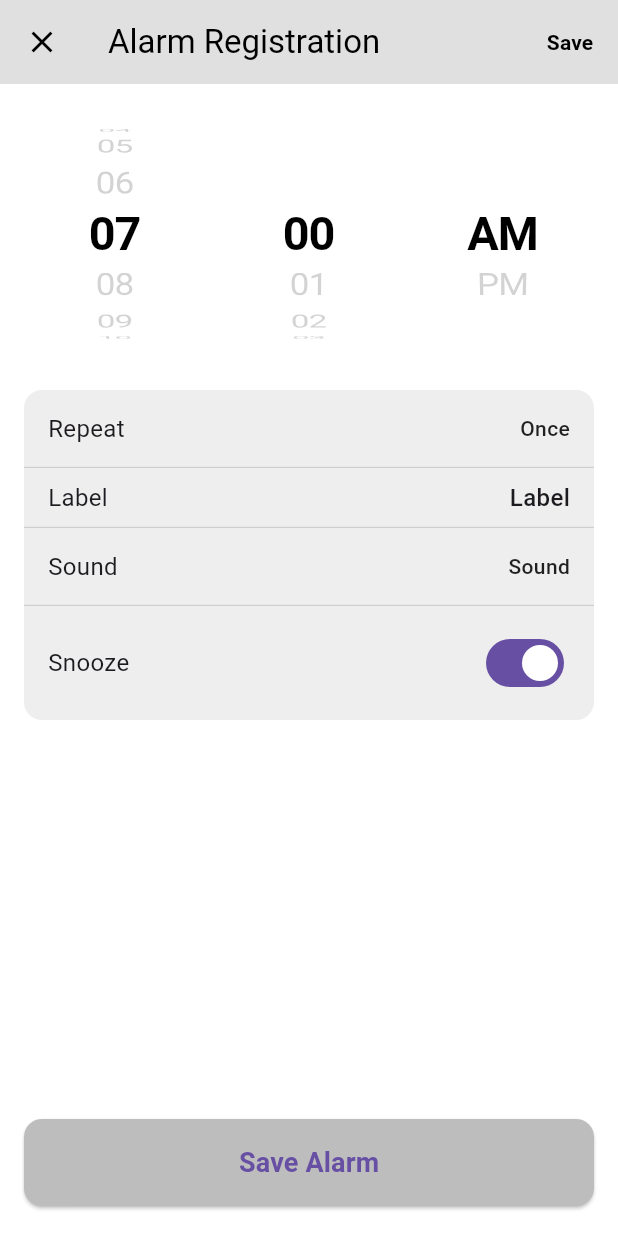
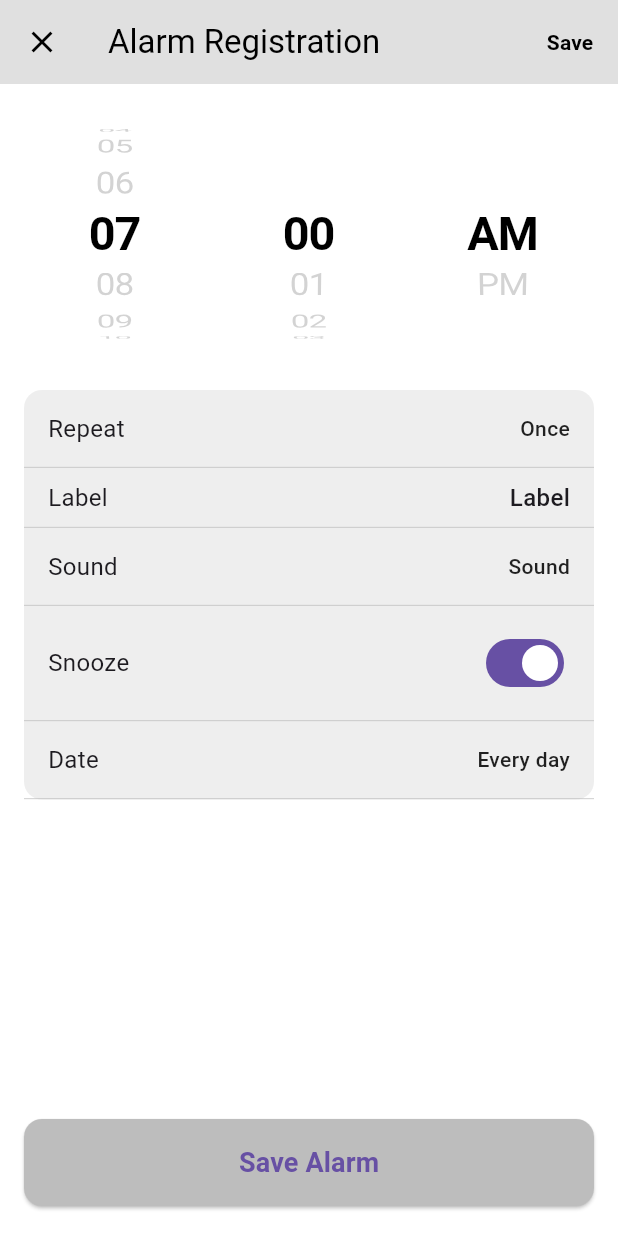
Before and after one commit to CECOM-CAU/Flutter-Mentoring-2025-2, a Flutter app: the screen it shows after launch, after a tap on the "add" icon, on a phone screen of 412 x 824 dp. Run offline on Flutter 3.47's test engine with Material 3 defaults, Android fonts, the phone set to English and light mode, and no system bars; our stand-ins replace table_calendar.

Commit message:
feat: calendar added and service added for alarm

```diff
--- a/alarmate/lib/main.dart
+++ b/alarmate/lib/main.dart
@@ -1,11 +1,18 @@
 // main.dart
 import 'package:flutter/material.dart';
+import 'package:provider/provider.dart';
 import 'pages/alarm_list_page.dart';
 import 'pages/calendar_page.dart';
 import 'pages/device_page.dart';
+import 'services/alarm_service.dart';
 
 void main() {
-  runApp(const MyApp());
+  runApp(
+    ChangeNotifierProvider(
+      create: (_) => AlarmService(),
+      child: const MyApp(),
+    ),
+  );
 }
 
 class MyApp extends StatefulWidget {
--- a/alarmate/lib/models/alarm.dart
+++ b/alarmate/lib/models/alarm.dart
@@ -1,7 +1,8 @@
 class Alarm {
   final String time;
+  final String? date;
   final String label;
   bool isActive;
 
-  Alarm({required this.time, required this.label, this.isActive = true});
+  Alarm({required this.time, required this.label, this.isActive = true, this.date});
 }
--- a/alarmate/lib/pages/alarm_list_page.dart
+++ b/alarmate/lib/pages/alarm_list_page.dart
@@ -1,6 +1,10 @@
 // pages/alarm_list_page.dart
+import 'dart:developer';
+
+import 'package:alarmate/services/alarm_service.dart';
 import 'package:flutter/cupertino.dart';
 import 'package:flutter/material.dart';
+import 'package:provider/provider.dart';
 import 'alarm_registration.dart';
 import '../models/alarm.dart';
 import '../models/time.dart';
@@ -13,7 +17,6 @@ class AlarmListPage extends StatefulWidget {
 }
 
 class _AlarmListPageState extends State<AlarmListPage> {
-  List<Alarm> _alarms = [];
 
   // For "Wake up" preview box
   int _nextHour = 7;
@@ -29,7 +32,8 @@ class _AlarmListPageState extends State<AlarmListPage> {
 
   void _updateNextAlarm() {
     final now = DateTime.now();
-    final activeAlarms = _alarms.where((a) => a.isActive).toList();
+    final Service = Provider.of<AlarmService>(context, listen: false);
+    final activeAlarms = Service.alarms.where((a) => a.isActive).toList();
 
     if (activeAlarms.isEmpty) {
       _nextHour = 7;
@@ -65,19 +69,10 @@ class _AlarmListPageState extends State<AlarmListPage> {
       context,
       MaterialPageRoute(builder: (_) => const AlarmRegistrationPage()),
     );
-    if (newAlarm != null) {
-      setState(() {
-        _alarms.add(newAlarm);
-        _updateNextAlarm();
-      });
-    }
   }
 
-  void _toggleActive(int index) {
-    setState(() {
-      _alarms[index].isActive = !_alarms[index].isActive;
-      _updateNextAlarm();
-    });
+  void _toggleActive(Alarm alarm) {
+    Provider.of<AlarmService>(context,listen: false).toggleAlarm(alarm);
   }
 
   Widget _buildPicker({
@@ -113,11 +108,12 @@ class _AlarmListPageState extends State<AlarmListPage> {
   }
 
   Widget _buildResponsiveAlarmList() {
-    return LayoutBuilder(
-      builder: (context, constraints) {
+    return Consumer<AlarmService>(
+        builder: (context, service,_) {
+        final alarms = service.alarms;
+        return LayoutBuilder(builder: (context, constraints){
           final isWide = constraints.maxWidth > 600;
-
-        if (_alarms.isEmpty) {
+          if (alarms.isEmpty) {
             return const Center(
               child: Text("There's no alarm registered."),
             );
@@ -132,22 +128,23 @@ class _AlarmListPageState extends State<AlarmListPage> {
                 crossAxisSpacing: 12,
                 mainAxisSpacing: 12,
               ),
-            itemCount: _alarms.length,
-            itemBuilder: (context, i) => _buildAlarmCard(i),
+              itemCount: alarms.length,
+              itemBuilder: (_, i) => _buildAlarmCard(alarms[i]),
             );
           } else {
             return ListView.builder(
               padding: const EdgeInsets.symmetric(horizontal: 16),
-            itemCount: _alarms.length,
-            itemBuilder: (context, i) => _buildAlarmCard(i, isList: true),
+              itemCount: alarms.length,
+              itemBuilder: (_, i) => _buildAlarmCard(alarms[i], isList: true),
             );
           }
           },
         );
       }
+    );
+  }
 
-  Widget _buildAlarmCard(int index, {bool isList = false}) {
-    final alarm = _alarms[index];
+  Widget _buildAlarmCard(Alarm alarm, {bool isList = false}) {
     final time12 = _to12Hour(alarm.time);
 
     return Card(
@@ -160,9 +157,12 @@ class _AlarmListPageState extends State<AlarmListPage> {
           '${time12['hour']}:${time12['minute']} ${time12['period']} - ${alarm.label}',
           style: const TextStyle(fontWeight: FontWeight.w600),
         ),
+        subtitle: Text(alarm.date == null ? "" : alarm.date.toString(),
+          style: const TextStyle(color: Colors.black54, fontSize: 14),
+        ),
         trailing: Switch(
           value: alarm.isActive,
-          onChanged: (_) => _toggleActive(index),
+          onChanged: (_) => _toggleActive(alarm),
           activeColor: Colors.black,
         ),
       ),
--- a/alarmate/lib/pages/alarm_registration.dart
+++ b/alarmate/lib/pages/alarm_registration.dart
@@ -2,6 +2,9 @@ import 'package:flutter/cupertino.dart';
 import 'package:flutter/material.dart';
 import 'package:alarmate/models/alarm.dart';
 import 'package:alarmate/models/time.dart';
+import 'package:provider/provider.dart';
+import 'package:intl/intl.dart';
+import '../services/alarm_service.dart';
 
 class AlarmRegistrationPage extends StatefulWidget {
   const AlarmRegistrationPage({super.key});
@@ -19,6 +22,7 @@ class _AlarmRegistrationPageState extends State<AlarmRegistrationPage> {
   String _sound = 'Sound';
   bool _snooze = true;
   bool _editingLabel = false;
+  DateTime? _selectedDate;          // <-- NEW
   final TextEditingController _labelController = TextEditingController();
 
   @override
@@ -41,9 +45,13 @@ class _AlarmRegistrationPageState extends State<AlarmRegistrationPage> {
         '${hour24.toString().padLeft(2, '0')}:${_selectedMinute.toString().padLeft(2, '0')}';
     final alarm = Alarm(
       time: time,
+      date: _selectedDate == null ? null : DateFormat('yyyy-MM-dd').format(_selectedDate!),
       label: _label,
       isActive: true,
     );
+
+    // 1. Add to global service
+    Provider.of<AlarmService>(context, listen: false).addAlarm(alarm);
     Navigator.pop(context, alarm);
   }
 
@@ -237,6 +245,23 @@ class _AlarmRegistrationPageState extends State<AlarmRegistrationPage> {
                       onChanged: (val) => setState(() => _snooze = val),
                     ),
                   ),
+                  Divider(height: 1, thickness: 0.5, color: Colors.grey[400]),
+                  _buildRow(
+                    'Date',
+                    trailing: _selectedDate == null
+                        ? 'Every day'
+                        : DateFormat('EEE, MMM d').format(_selectedDate!),
+                    onTap: () async {
+                      final picked = await showDatePicker(
+                        context: context,
+                        initialDate: DateTime.now(),
+                        firstDate: DateTime(2020),
+                        lastDate: DateTime(2030),
+                      );
+                      setState(() => _selectedDate = picked);
+                    },
+                  ),
+                  Divider(height: 1, thickness: 0.5, color: Colors.grey[400]),
                 ],
               ),
             ),
--- /dev/null
+++ b/alarmate/lib/services/alarm_service.dart
@@ -0,0 +1,44 @@
+// services/alarm_service.dart
+import 'package:flutter/foundation.dart';
+import 'package:alarmate/models/alarm.dart';
+
+class AlarmService extends ChangeNotifier {
+  // ----------------------------------------------------------------------
+  // 1. Private list + public read-only view
+  // ----------------------------------------------------------------------
+  final List<Alarm> _alarms = [];
+
+  List<Alarm> get alarms => List.unmodifiable(_alarms);
+
+  // ----------------------------------------------------------------------
+  // 2. CRUD helpers
+  // ----------------------------------------------------------------------
+  void addAlarm(Alarm alarm) {
+    _alarms.add(alarm);
+    notifyListeners();
+  }
+
+  void removeAlarm(Alarm alarm) {
+    _alarms.remove(alarm);
+    notifyListeners();
+  }
+
+  void toggleAlarm(Alarm alarm) {
+    final i = _alarms.indexOf(alarm);
+    if (i >= 0) {
+      _alarms[i].isActive = !_alarms[i].isActive;
+      notifyListeners();
+    }
+  }
+
+  // ----------------------------------------------------------------------
+  // 3. Query: alarms that fire on a given day (or every-day alarms)
+  // ----------------------------------------------------------------------
+  List<Alarm> alarmsForDay(DateTime day) {
+    final dayStr = _fmt(day);
+    return _alarms.where((a) => a.date == dayStr).toList();
+  }
+
+  String _fmt(DateTime d) =>
+      '${d.year}-${d.month.toString().padLeft(2, '0')}-${d.day.toString().padLeft(2, '0')}';
+}
--- a/alarmate/pubspec.yaml
+++ b/alarmate/pubspec.yaml
@@ -34,6 +34,8 @@ dependencies:
   # The following adds the Cupertino Icons font to your application.
   # Use with the CupertinoIcons class for iOS style icons.
   cupertino_icons: ^1.0.8
+  table_calendar: ^3.2.0
+  provider: ^6.1.5+1
 
 dev_dependencies:
   flutter_test:
```
Also changed, not shown: alarmate/lib/pages/calendar_page.dart (+84 -6 lines), alarmate/pubspec.lock. Lines whose indentation alone changed are shown as unchanged.
